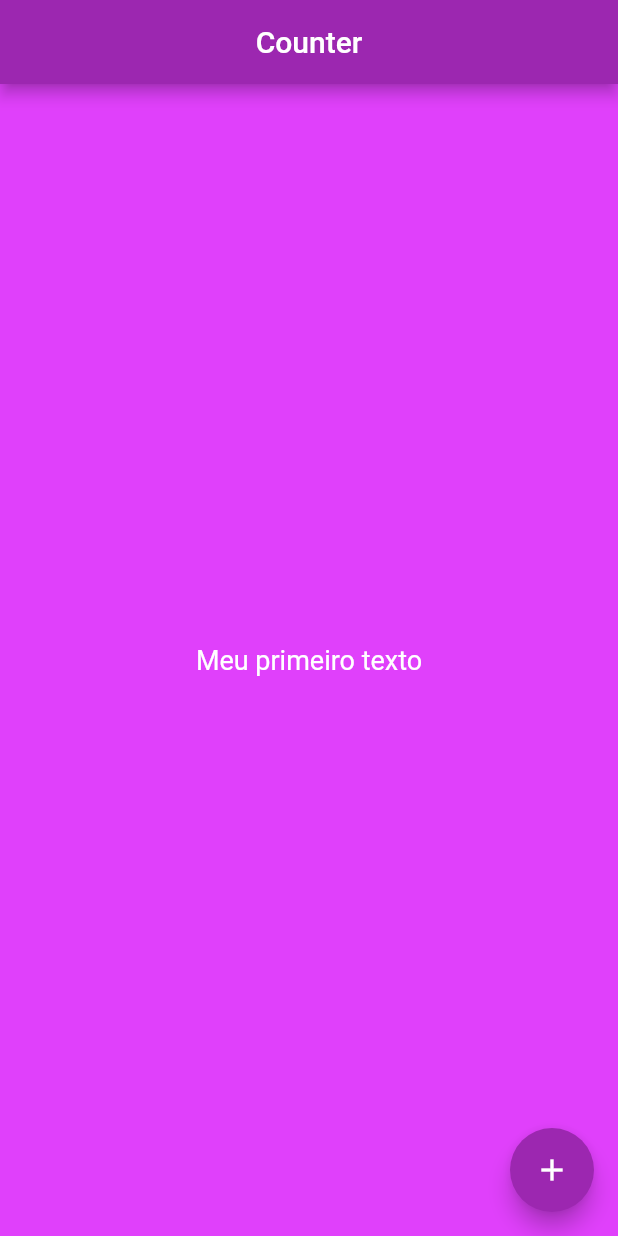
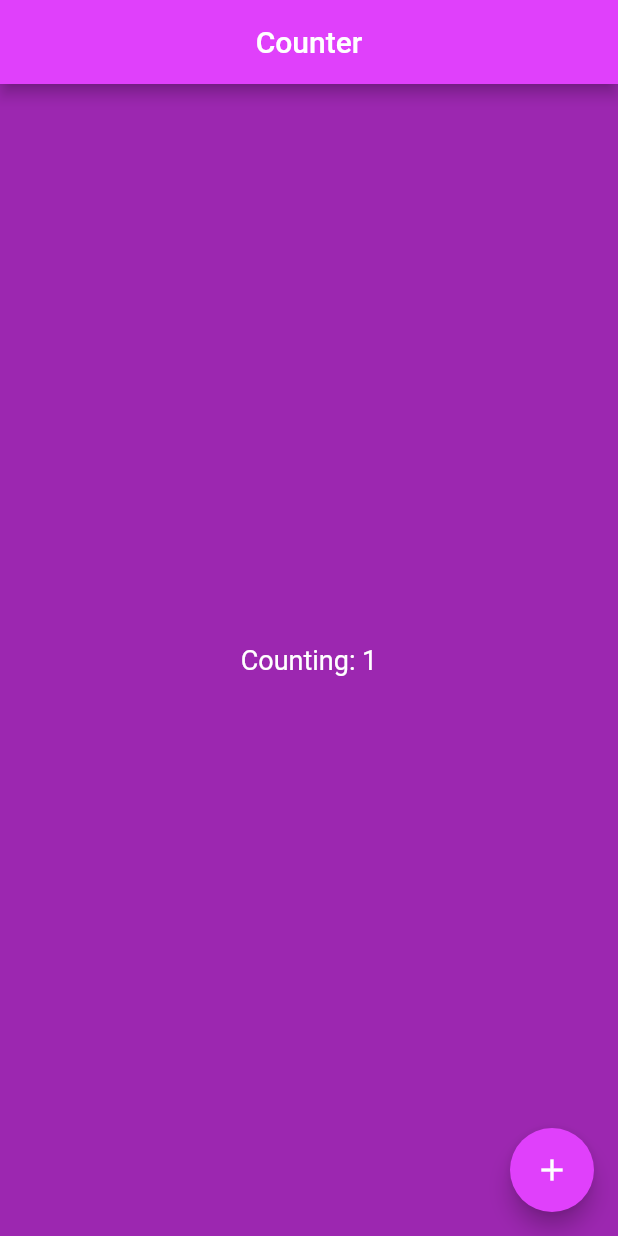
Before and after one commit to jeff5m/flutter-test, a Flutter app: the screen it shows after launch, after a tap on the "add" icon, on a phone screen of 412 x 824 dp. Run offline on Flutter 3.47's test engine with Material 2 defaults, Android fonts, the phone set to English and light mode, and no system bars.

```diff
--- a/lib/main.dart
+++ b/lib/main.dart
@@ -14,26 +14,37 @@ class AppWidget extends StatelessWidget {
   }
 }
 
-class HomePage extends StatelessWidget {
+class HomePage extends StatefulWidget {
+  @override
+  State<StatefulWidget> createState() {
+    return HomePageState();
+  }
+}
+
+class HomePageState extends State<HomePage> {
+  int count = 0;
+
   @override
   Widget build(BuildContext context) {
     return Scaffold(
-      backgroundColor: Colors.purpleAccent,
+      backgroundColor: Colors.purple,
       appBar: AppBar(
-        backgroundColor: Colors.purple,
+        backgroundColor: Colors.purpleAccent,
         title: Text("Counter"),
         centerTitle: true,
       ),
       body: Center(
         child: Text(
-          "Meu primeiro texto",
+          "Counting: $count",
           style: TextStyle(color: Colors.white, fontSize: 18),
         ),
       ),
       floatingActionButton: FloatingActionButton(
-        backgroundColor: Colors.purple,
+        backgroundColor: Colors.purpleAccent,
         onPressed: () {
-          print("Clicked!");
+          setState(() {
+            ++count;
+          });
         },
         child: Icon(Icons.add),
       ),
```
